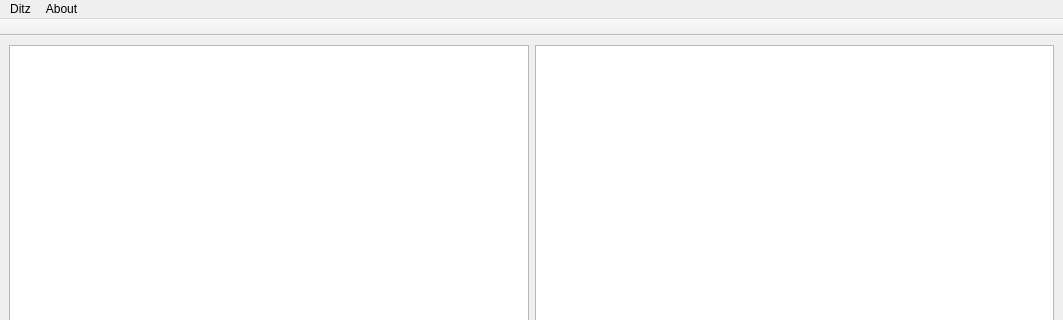
Above: ui/main_window.ui from markussilvan/dit before the change; both pictures show x 0 to 1063 and y 0 to 320 of the 1063 by 651 pixel window. Below: the same form after it.
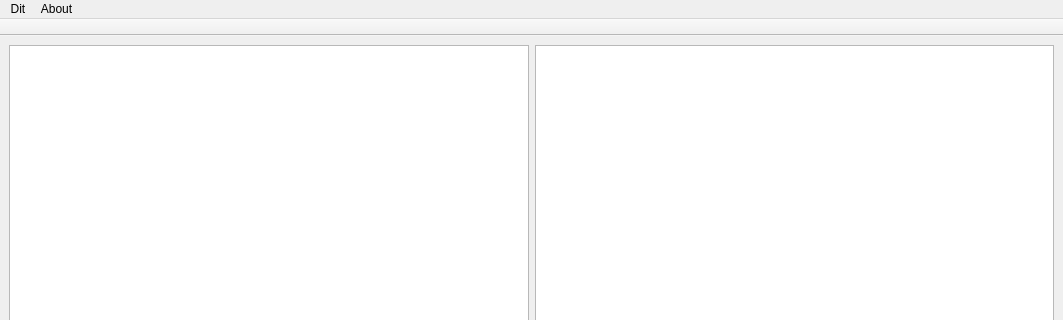
That is the form after the change.

Commit message:
dit-gui: Fix problem left behind by mass rename
Dit GUI UI files were not updated during the mass rename.
Change variable names and strings in UI files to match.

```diff
--- a/ui/main_window.ui
+++ b/ui/main_window.ui
@@ -74,9 +74,9 @@
      <height>29</height>
     </rect>
    </property>
-   <widget class="QMenu" name="menuDitz">
+   <widget class="QMenu" name="menuDit">
     <property name="title">
-     <string>Ditz</string>
+     <string>Dit</string>
     </property>
     <addaction name="actionReload"/>
     <addaction name="actionSettings"/>
@@ -87,7 +87,7 @@
      <string>About</string>
     </property>
    </widget>
-   <addaction name="menuDitz"/>
+   <addaction name="menuDit"/>
    <addaction name="menuAbout"/>
   </widget>
   <widget class="QStatusBar" name="statusbar"/>
```
Left out of the diff: 10 changed lines with no effect on the pictures. The commit also changes 1 other file.
